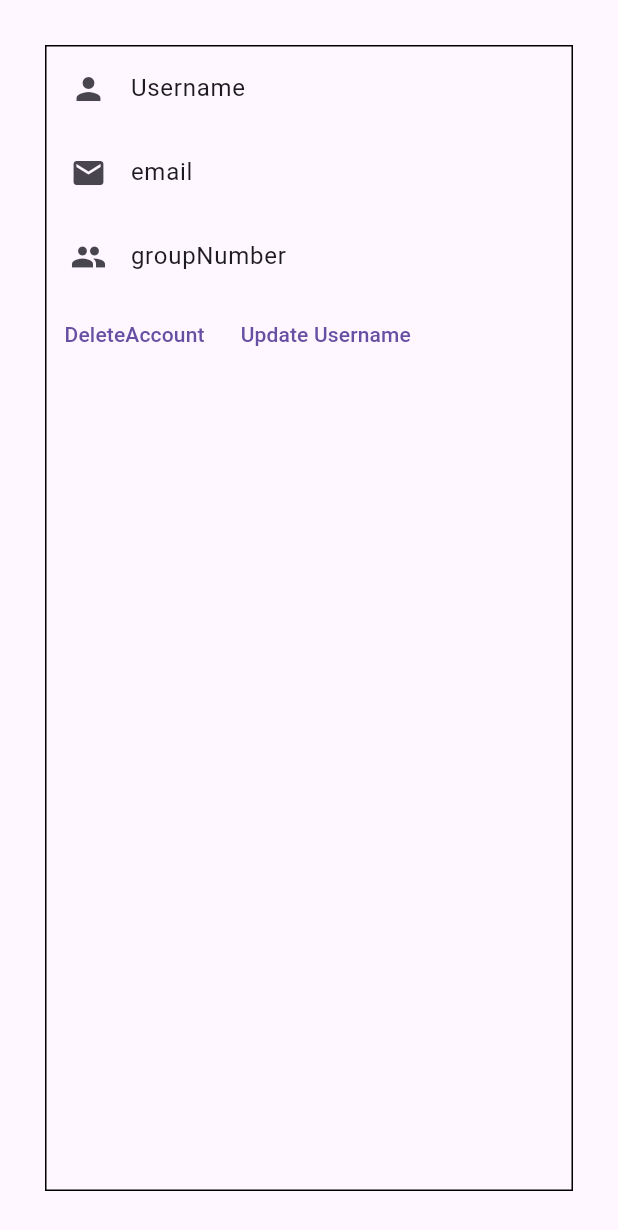
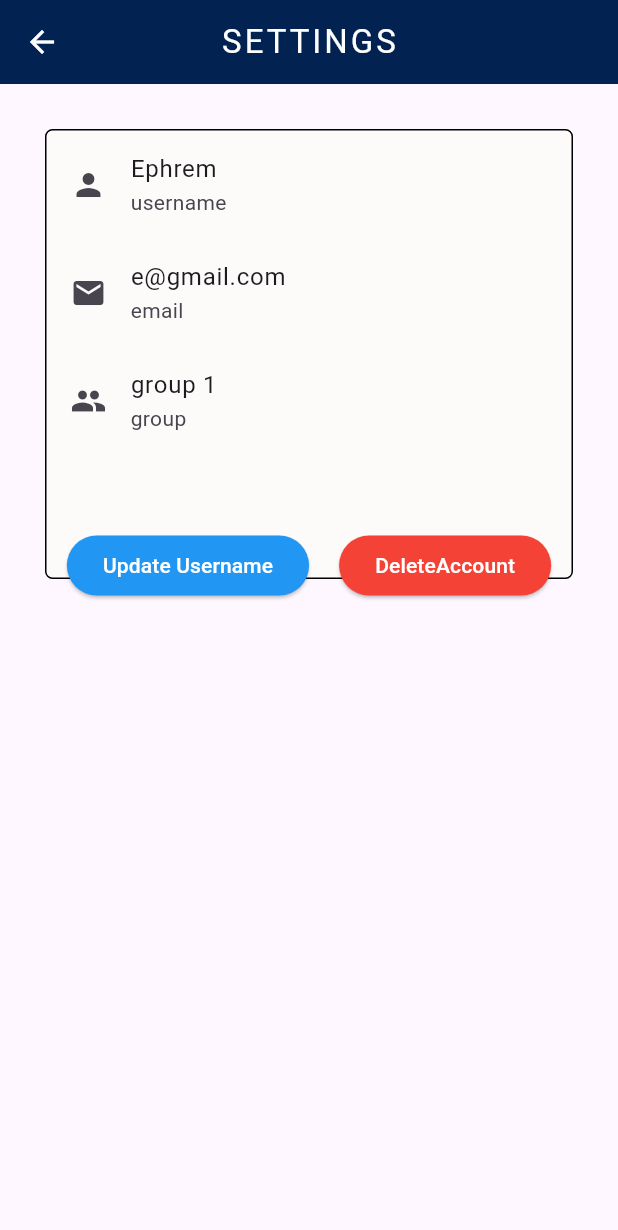
Before and after one commit to Efamamo/flutter-2024-proj-votesphere, a Flutter app: the Settings screen opened by its route, on a phone screen of 412 x 824 dp. Shown: the top 1230 px of the screen. Run offline on Flutter 3.47's test engine with Material 3 defaults, Android fonts, the phone set to English and light mode, and no system bars; our stand-ins replace animated_text_kit.

Commit message:
settings page styled

```diff
--- a/vote_sphere/lib/presentation/screens/settings.dart
+++ b/vote_sphere/lib/presentation/screens/settings.dart
@@ -6,27 +6,63 @@ class Settings extends StatelessWidget {
   @override
   Widget build(BuildContext context) {
     return Scaffold(
+        appBar: AppBar(
+          backgroundColor: const Color.fromARGB(255, 2, 34, 82),
+          title: const Text(
+            "SETTINGS",
+            style: TextStyle(color: Colors.white, letterSpacing: 2.0),
+          ),
+          iconTheme: const IconThemeData(
+            color: Colors.white,
+          ),
+          centerTitle: true,
+        ),
         body: Container(
+          height: 300,
           margin: EdgeInsets.all(30),
-      decoration: BoxDecoration(border: Border.all()),
+          decoration: BoxDecoration(
+              color: const Color.fromARGB(255, 253, 250, 250),
+              border: Border.all(),
+              borderRadius: BorderRadius.circular(5)),
           child: Column(
+            crossAxisAlignment: CrossAxisAlignment.center,
             children: [
               ListTile(
                 leading: Icon(Icons.person),
-            title: Text("Username"),
+                title: Text("Ephrem"),
+                subtitle: Text("username"),
               ),
               ListTile(
                 leading: Icon(Icons.email),
-            title: Text("email"),
+                title: Text("e@gmail.com"),
+                subtitle: Text("email"),
               ),
               ListTile(
                 leading: Icon(Icons.group),
-            title: Text("groupNumber"),
+                title: Text("group 1"),
+                subtitle: Text("group"),
+              ),
+              SizedBox(
+                height: 50,
               ),
               Row(
+                mainAxisAlignment: MainAxisAlignment.center,
                 children: [
-              TextButton(child: Text("DeleteAccount"), onPressed: () {}),
-              TextButton(child: Text("Update Username"), onPressed: () {})
+                  ElevatedButton(
+                      child: Text("Update Username"),
+                      style: ElevatedButton.styleFrom(
+                          backgroundColor: Colors.blue,
+                          foregroundColor: Colors.white),
+                      onPressed: () {}),
+                  SizedBox(
+                    width: 20,
+                  ),
+                  ElevatedButton(
+                      child: Text("DeleteAccount"),
+                      style: ElevatedButton.styleFrom(
+                          backgroundColor: Colors.red,
+                          foregroundColor: Colors.white),
+                      onPressed: () {}),
                 ],
               )
             ],
```
Lines whose indentation alone changed are shown as unchanged.
